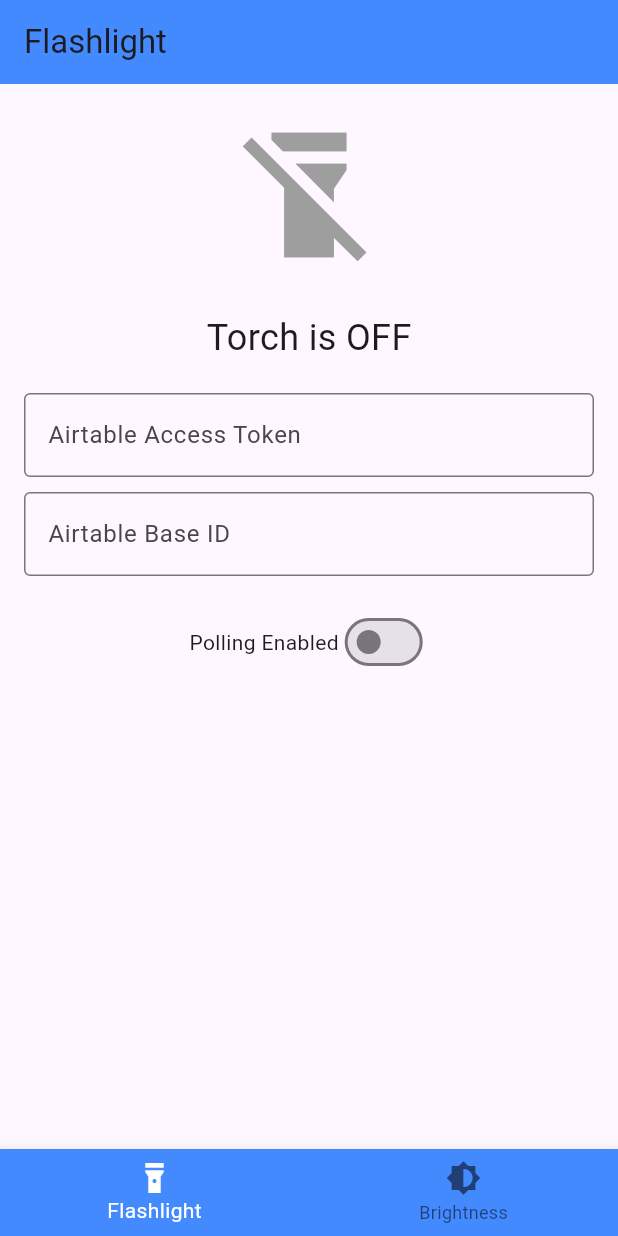
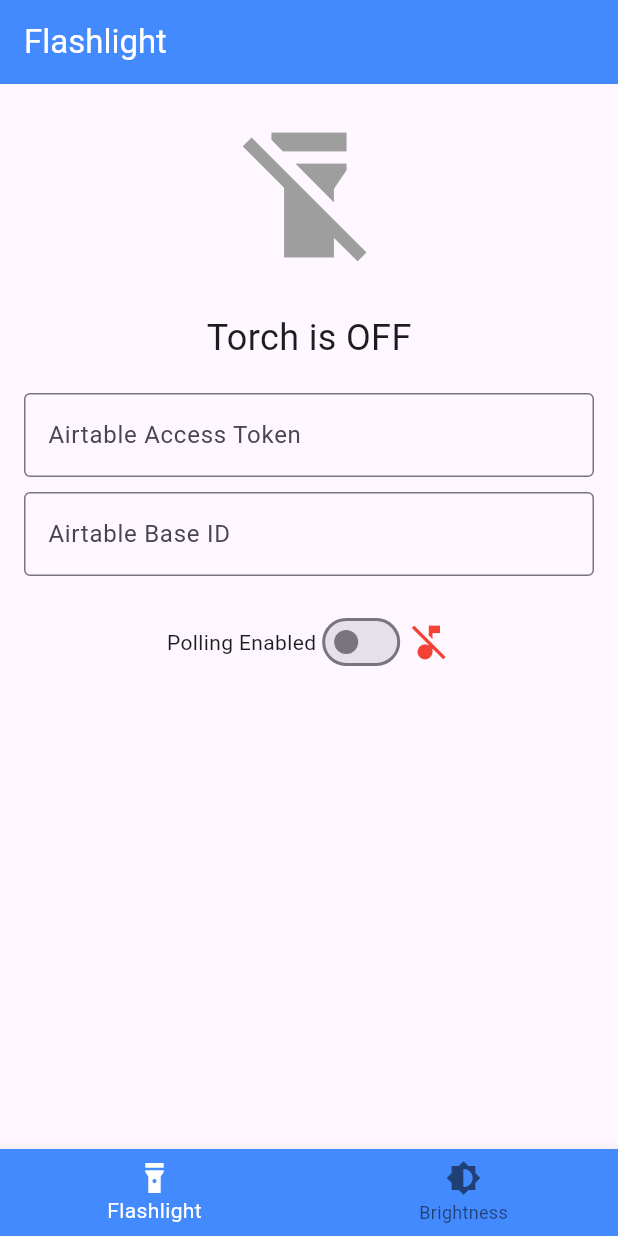
Before and after one commit to siddhesh13/cg_iot, a Flutter app: the screen it shows after launch, on a phone screen of 412 x 824 dp. Run offline on Flutter 3.47's test engine with Material 3 defaults, Android fonts, the light colour scheme and no system bars; our stand-ins replace audioplayers; missing offline and left inert: screen_brightness, torch_light.

Commit message:
added audio plugin

```diff
--- a/lib/main.dart
+++ b/lib/main.dart
@@ -1,4 +1,5 @@
 // lib/main.dart
+import 'package:cg_iot/screens/home_screen.dart';
 import 'package:flutter/material.dart';
 import 'screens/splash_screen.dart';
 
@@ -14,7 +15,10 @@ class MyApp extends StatelessWidget {
       theme: ThemeData(
         primarySwatch: Colors.blue,
       ),
-      home: SplashScreen(),
+      home: HomeScreen(),//SplashScreen(),
     );
   }
 }
+//keep credentials
+//theme
+//app size
--- a/lib/screens/brightness_screen.dart
+++ b/lib/screens/brightness_screen.dart
@@ -81,7 +81,7 @@ class _BrightnessScreenState extends State<BrightnessScreen> {
   Widget build(BuildContext context) {
     return Scaffold(
       appBar: AppBar(
-        title: const Text('Screen Brightness'),
+        title: const Text('Screen Brightness',style: TextStyle(color: Colors.white)),
         backgroundColor: Colors.blueAccent, // Set AppBar color
       ),
       body: SingleChildScrollView(  // Make the screen scrollable
--- a/lib/screens/flashlight_screen.dart
+++ b/lib/screens/flashlight_screen.dart
@@ -14,7 +14,6 @@ class _FlashlightScreenState extends State<FlashlightScreen> {
   bool isPollingEnabled = false;
   String airtableAccessToken = '';
   String airtableBaseId = '';
-
   @override
   void initState() {
     super.initState();
@@ -40,7 +39,9 @@ class _FlashlightScreenState extends State<FlashlightScreen> {
   void _startPolling() {
     _timer = Timer.periodic(Duration(seconds: 30), (Timer t) async {
       await torchService.fetchDataFromAirtable(airtableAccessToken, airtableBaseId);
-      setState(() {}); // Update UI if necessary
+      setState(() {
+
+      }); // Update UI if necessary
     });
   }
 
@@ -58,7 +59,7 @@ class _FlashlightScreenState extends State<FlashlightScreen> {
   Widget build(BuildContext context) {
     return Scaffold(
       appBar: AppBar(
-        title: Text('Flashlight'),
+        title: Text('Flashlight',style: TextStyle(color: Colors.white),),
         backgroundColor: Colors.blueAccent, // Set AppBar color
       ),
       body: SingleChildScrollView(
@@ -73,6 +74,7 @@ class _FlashlightScreenState extends State<FlashlightScreen> {
               style: TextStyle(fontSize: 24),
             ),
             SizedBox(height: 20),
+
             TextField(
               decoration: InputDecoration(
                 labelText: 'Airtable Access Token',
@@ -107,6 +109,12 @@ class _FlashlightScreenState extends State<FlashlightScreen> {
                     _togglePolling(value);
                   },
                 ),
+                // Icon to represent audio status
+            Icon(
+              torchService.isAudioPlaying ? Icons.music_note : Icons.music_off,
+              size: 30,
+              color: torchService.isAudioPlaying ? Colors.green : Colors.red,
+            ),
               ],
             ),
           ],
--- a/pubspec.yaml
+++ b/pubspec.yaml
@@ -65,6 +65,7 @@ flutter:
   # To add assets to your application, add an assets section, like this:
   assets:
     - assets/images/logo.jpg
+    - assets/music/ringtone.mp3
 
   # An image asset can refer to one or more resolution-specific "variants", see
   # https://flutter.dev/assets-and-images/#resolution-aware
```
Also changed, not shown: lib/services/torch_service.dart (+35 -2 lines), 1 other file.
